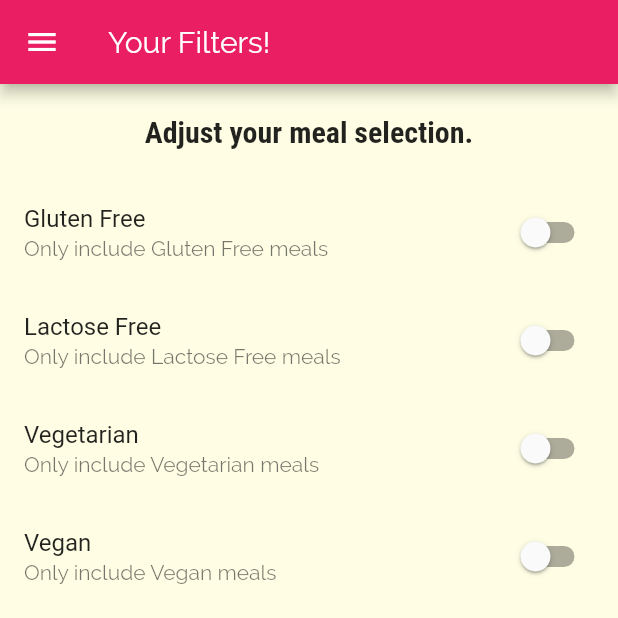
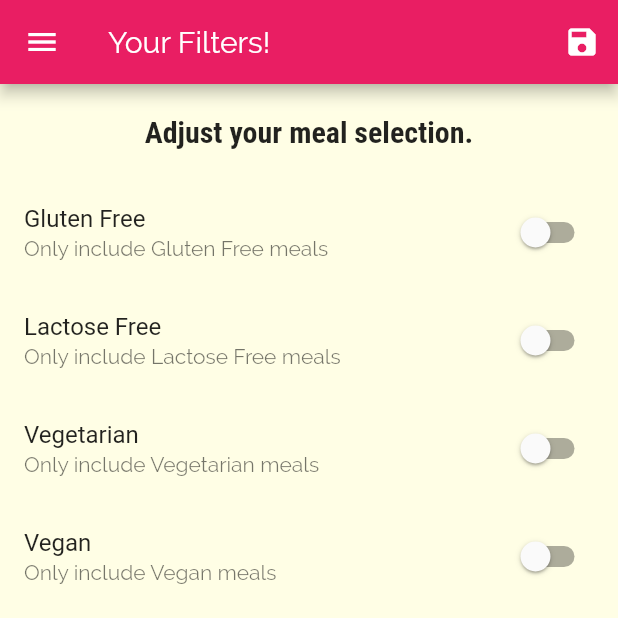
Before and after one commit to silvioCifone/MealsApp, a Flutter app: the FiltersScreen screen opened by its route, on a phone screen of 412 x 824 dp, the top half of it. Run offline on Flutter 3.47's test engine with Material 2 defaults, Android fonts, the light colour scheme and no system bars.

Commit message:
Add Global filters
Choose filters in filters_screen.dart and save them, make possible to update recipes items depending on these filters

```diff
--- a/lib/main.dart
+++ b/lib/main.dart
@@ -1,4 +1,6 @@
 import 'package:flutter/material.dart';
+import 'package:meals_app/dummy_data.dart';
+import 'package:meals_app/models/meal.dart';
 import 'package:meals_app/screens/categories_screen.dart';
 import 'package:meals_app/screens/category_meals_screen.dart';
 import 'package:meals_app/screens/filters_screen.dart';
@@ -9,8 +11,42 @@ void main() {
   runApp(MyApp());
 }
 
-class MyApp extends StatelessWidget {
+class MyApp extends StatefulWidget {
   // This widget is the root of your application.
+  @override
+  _MyAppState createState() => _MyAppState();
+}
+
+class _MyAppState extends State<MyApp> {
+  Map<String, bool> _filters = {
+    "isGlutenFree": false,
+    "isLactoseFree": false,
+    "isVegan": false,
+    "isVegetarian": false,
+  };
+  List<Meal> _availableMeals = DUMMY_MEALS;
+
+  void _setFilters(Map<String, bool> filterData) {
+    setState(() {
+      _filters = filterData;
+      _availableMeals = DUMMY_MEALS.where((meal) {
+        if (_filters["isGlutenFree"] && !meal.isGlutenFree) {
+          return false;
+        }
+        if (_filters["isLactoseFree"] && !meal.isLactoseFree) {
+          return false;
+        }
+        if (_filters["isVegan"] && !meal.isVegan) {
+          return false;
+        }
+        if (_filters["isVegetarian"] && !meal.isVegetarian) {
+          return false;
+        }
+        return true;
+      }).toList();
+    });
+  }
+
   @override
   Widget build(BuildContext context) {
     return MaterialApp(
@@ -39,9 +75,10 @@ class MyApp extends StatelessWidget {
       //It defines the default route at start
       routes: {
         //"/": (context) => CategoriesScreen(), It's the same sintax of the home parameter in MaterialApp widget arguments
-        CategoryMealsScreen.routeName: (context) => CategoryMealsScreen(),
+        CategoryMealsScreen.routeName: (context) =>
+            CategoryMealsScreen(_availableMeals),
         MealDetailScreen.routeName: (context) => MealDetailScreen(),
-        FiltersScreen.routeName: (context) => FiltersScreen(),
+        FiltersScreen.routeName: (context) => FiltersScreen(_setFilters, _filters),
       },
       /** It's called every times that we use a non existent route. In this case
        * if we comment row 40, clicking in a meal item redirect to Categories
--- a/lib/screens/filters_screen.dart
+++ b/lib/screens/filters_screen.dart
@@ -4,15 +4,29 @@ import 'package:meals_app/widgets/main_drawer.dart';
 class FiltersScreen extends StatefulWidget {
   static const routeName = "/filters";
 
+  final Function onFiltersSave;
+  final Map<String, bool> currentFilters;
+
+  FiltersScreen(this.onFiltersSave, this.currentFilters);
+
   @override
   _FiltersScreenState createState() => _FiltersScreenState();
 }
 
 class _FiltersScreenState extends State<FiltersScreen> {
-  var _isGlutenFree = false;
-  var _isVegetarian = false;
-  var _isVegan = false;
-  var _isLactoseFree = false;
+  var _isGlutenFree;
+  var _isVegetarian;
+  var _isVegan;
+  var _isLactoseFree;
+
+  @override
+  initState() {
+    _isGlutenFree = widget.currentFilters["isGlutenFree"];
+    _isVegetarian = widget.currentFilters["isVegetarian"];
+    _isVegan = widget.currentFilters["isVegan"];
+    _isLactoseFree = widget.currentFilters["isLactoseFree"];
+    super.initState();
+  }
 
   Widget _buildOptionsItems(String title, String subtitle, bool currentValue,
       Function onSwitchValue) {
@@ -29,6 +43,23 @@ class _FiltersScreenState extends State<FiltersScreen> {
     return Scaffold(
         appBar: AppBar(
           title: Text("Your Filters!"),
+          actions: [
+            IconButton(
+              icon: Icon(
+                Icons.save,
+                color: Colors.white,
+              ),
+              onPressed: () {
+                Map<String, bool> newFilters = {
+                  "isGlutenFree": this._isGlutenFree,
+                  "isLactoseFree": this._isLactoseFree,
+                  "isVegan": this._isVegan,
+                  "isVegetarian": this._isVegetarian,
+                };
+                widget.onFiltersSave(newFilters);
+              },
+            )
+          ],
         ),
         drawer: MainDrawer(),
         body: Column(
```
Also changed, not shown: lib/screens/category_meals_screen.dart (+7 -4 lines).
